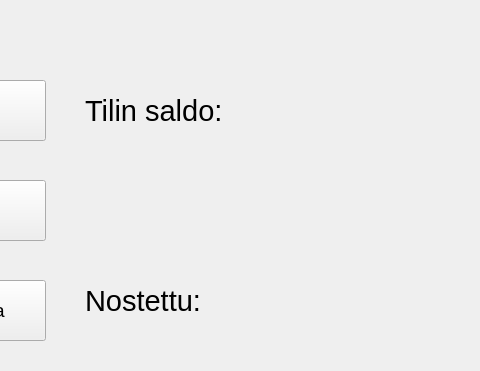
The window that frontend/nostodebit.ui (Jani-OAMK/ATM-group-project) describes before a commit, drawn with Qt 5; both pictures show x 105 to 585 and y 140 to 511 of the 823 by 511 pixel window.
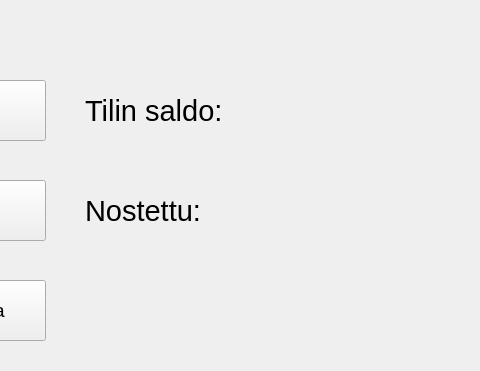
The same window after the commit.

Commit message: nostodebit nosto painikkeet toimivat. noston määrän näkyvyys toimii. noston jälkeinen tilinsaldon näkymä ei toimi.

```diff
--- a/frontend/nostodebit.ui
+++ b/frontend/nostodebit.ui
@@ -179,7 +179,7 @@
    <property name="geometry">
     <rect>
      <x>190</x>
-     <y>410</y>
+     <y>320</y>
      <width>131</width>
      <height>61</height>
     </rect>
@@ -196,7 +196,7 @@
   <widget class="QLabel" name="tilinSaldo">
    <property name="geometry">
     <rect>
-     <x>350</x>
+     <x>340</x>
      <y>220</y>
      <width>151</width>
      <height>61</height>
@@ -215,7 +215,7 @@
    <property name="geometry">
     <rect>
      <x>320</x>
-     <y>410</y>
+     <y>320</y>
      <width>151</width>
      <height>61</height>
     </rect>
```
The commit also changes 7 other files.
